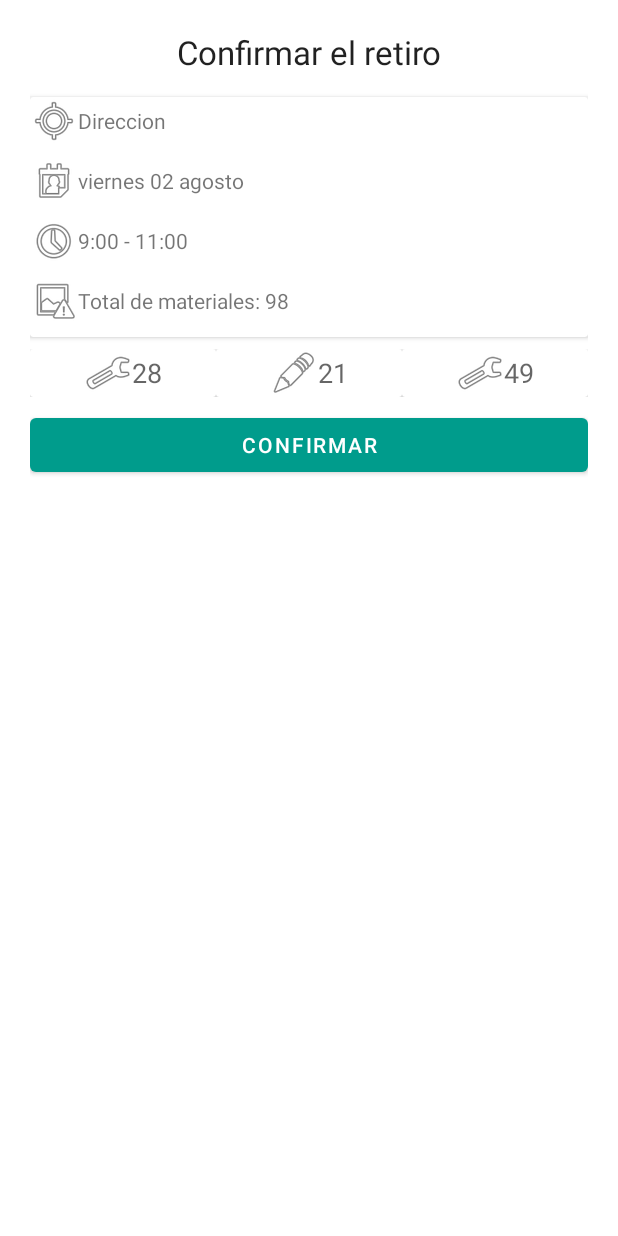
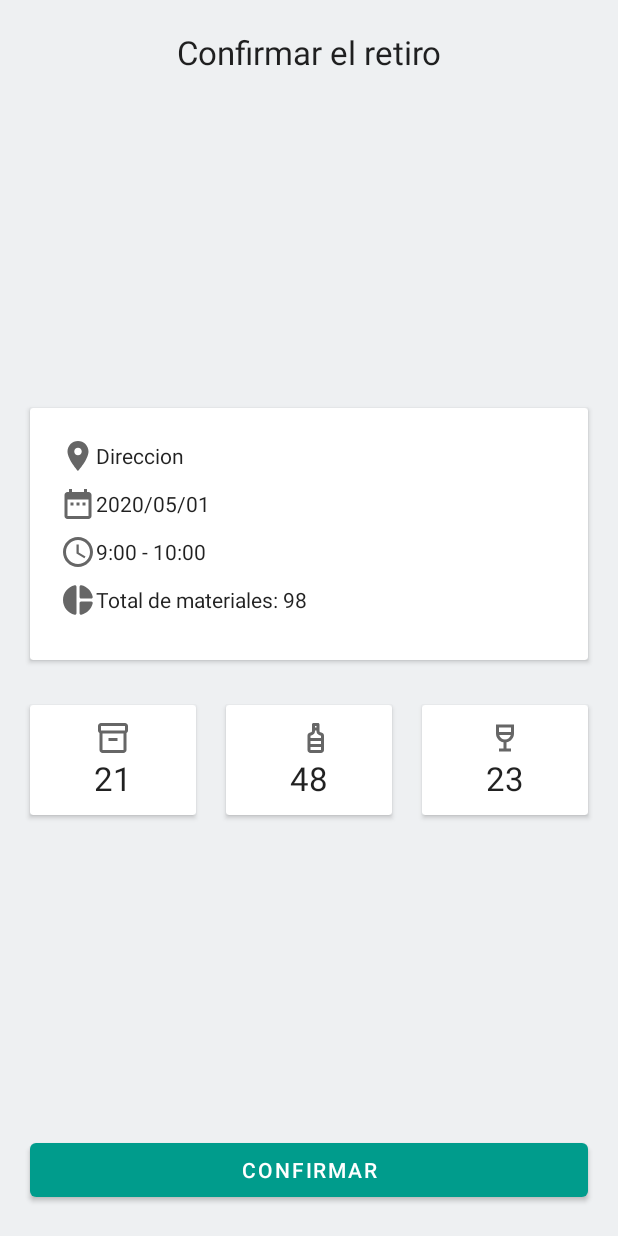
Before and after one commit to devRobots/reciclapp, an Android app: the Reciclar3Fragment screen opened through its navigation route, on a phone screen of 412 x 824 dp. Run offline under Robolectric (Android 15) with nearby library versions, the phone set to English and light mode, and no system bars.

Commit message:
Diseño de Reciclar finalizado

```diff
--- a/app/src/main/java/co/edu/uniquindio/reciclapp/ui/fragment/Reciclar3Fragment.kt
+++ b/app/src/main/java/co/edu/uniquindio/reciclapp/ui/fragment/Reciclar3Fragment.kt
@@ -1,16 +1,14 @@
 package co.edu.uniquindio.reciclapp.ui.fragment
 
+import android.content.Intent
 import android.os.Bundle
 import androidx.fragment.app.Fragment
 import android.view.LayoutInflater
 import android.view.View
 import android.view.ViewGroup
+import android.widget.Button
 import co.edu.uniquindio.reciclapp.R
-
-// TODO: Rename parameter arguments, choose names that match
-// the fragment initialization parameters, e.g. ARG_ITEM_NUMBER
-private const val ARG_PARAM1 = "param1"
-private const val ARG_PARAM2 = "param2"
+import co.edu.uniquindio.reciclapp.ui.activity.HomeActivity
 
 /**
  * A simple [Fragment] subclass.
@@ -18,43 +16,18 @@ private const val ARG_PARAM2 = "param2"
  * create an instance of this fragment.
  */
 class Reciclar3Fragment : Fragment() {
-    // TODO: Rename and change types of parameters
-    private var param1: String? = null
-    private var param2: String? = null
-
-    override fun onCreate(savedInstanceState: Bundle?) {
-        super.onCreate(savedInstanceState)
-        arguments?.let {
-            param1 = it.getString(ARG_PARAM1)
-            param2 = it.getString(ARG_PARAM2)
-        }
-    }
 
     override fun onCreateView(
         inflater: LayoutInflater, container: ViewGroup?,
         savedInstanceState: Bundle?
     ): View? {
-        // Inflate the layout for this fragment
         return inflater.inflate(R.layout.fragment_reciclar3, container, false)
     }
 
-    companion object {
-        /**
-         * Use this factory method to create a new instance of
-         * this fragment using the provided parameters.
-         *
-         * @param param1 Parameter 1.
-         * @param param2 Parameter 2.
-         * @return A new instance of fragment Reciclar3Fragment.
-         */
-        // TODO: Rename and change types and number of parameters
-        @JvmStatic
-        fun newInstance(param1: String, param2: String) =
-            Reciclar3Fragment().apply {
-                arguments = Bundle().apply {
-                    putString(ARG_PARAM1, param1)
-                    putString(ARG_PARAM2, param2)
-                }
-            }
+    override fun onViewCreated(view: View, savedInstanceState: Bundle?) {
+        val btnContinuar = view.findViewById<Button>(R.id.btnReciclar3Confirmar)
+        btnContinuar?.setOnClickListener {
+            activity?.finish()
+        }
     }
 }
--- /dev/null
+++ b/app/src/main/res/drawable/ic_baseline_access_time_24.xml
@@ -0,0 +1,13 @@
+<vector xmlns:android="http://schemas.android.com/apk/res/android"
+    android:width="24dp"
+    android:height="24dp"
+    android:viewportWidth="24"
+    android:viewportHeight="24"
+    android:tint="?attr/colorControlNormal">
+  <path
+      android:fillColor="@android:color/white"
+      android:pathData="M11.99,2C6.47,2 2,6.48 2,12s4.47,10 9.99,10C17.52,22 22,17.52 22,12S17.52,2 11.99,2zM12,20c-4.42,0 -8,-3.58 -8,-8s3.58,-8 8,-8 8,3.58 8,8 -3.58,8 -8,8z"/>
+  <path
+      android:fillColor="@android:color/white"
+      android:pathData="M12.5,7H11v6l5.25,3.15 0.75,-1.23 -4.5,-2.67z"/>
+</vector>
--- /dev/null
+++ b/app/src/main/res/drawable/ic_baseline_date_range_24.xml
@@ -0,0 +1,10 @@
+<vector xmlns:android="http://schemas.android.com/apk/res/android"
+    android:width="24dp"
+    android:height="24dp"
+    android:viewportWidth="24"
+    android:viewportHeight="24"
+    android:tint="?attr/colorControlNormal">
+  <path
+      android:fillColor="@android:color/white"
+      android:pathData="M9,11L7,11v2h2v-2zM13,11h-2v2h2v-2zM17,11h-2v2h2v-2zM19,4h-1L18,2h-2v2L8,4L8,2L6,2v2L5,4c-1.11,0 -1.99,0.9 -1.99,2L3,20c0,1.1 0.89,2 2,2h14c1.1,0 2,-0.9 2,-2L21,6c0,-1.1 -0.9,-2 -2,-2zM19,20L5,20L5,9h14v11z"/>
+</vector>
--- /dev/null
+++ b/app/src/main/res/drawable/ic_baseline_location_on_24.xml
@@ -0,0 +1,10 @@
+<vector xmlns:android="http://schemas.android.com/apk/res/android"
+    android:width="24dp"
+    android:height="24dp"
+    android:viewportWidth="24"
+    android:viewportHeight="24"
+    android:tint="?attr/colorControlNormal">
+  <path
+      android:fillColor="@android:color/white"
+      android:pathData="M12,2C8.13,2 5,5.13 5,9c0,5.25 7,13 7,13s7,-7.75 7,-13c0,-3.87 -3.13,-7 -7,-7zM12,11.5c-1.38,0 -2.5,-1.12 -2.5,-2.5s1.12,-2.5 2.5,-2.5 2.5,1.12 2.5,2.5 -1.12,2.5 -2.5,2.5z"/>
+</vector>
--- /dev/null
+++ b/app/src/main/res/drawable/ic_round_pie_chart_24.xml
@@ -0,0 +1,10 @@
+<vector xmlns:android="http://schemas.android.com/apk/res/android"
+    android:width="24dp"
+    android:height="24dp"
+    android:viewportWidth="24"
+    android:viewportHeight="24"
+    android:tint="?attr/colorControlNormal">
+  <path
+      android:fillColor="@android:color/white"
+      android:pathData="M11,3.18v17.64c0,0.64 -0.59,1.12 -1.21,0.98C5.32,20.8 2,16.79 2,12s3.32,-8.8 7.79,-9.8c0.62,-0.14 1.21,0.34 1.21,0.98zM13.03,3.18v6.81c0,0.55 0.45,1 1,1h6.79c0.64,0 1.12,-0.59 0.98,-1.22 -0.85,-3.76 -3.8,-6.72 -7.55,-7.57 -0.63,-0.14 -1.22,0.34 -1.22,0.98zM13.03,14.01v6.81c0,0.64 0.59,1.12 1.22,0.98 3.76,-0.85 6.71,-3.82 7.56,-7.58 0.14,-0.62 -0.35,-1.22 -0.98,-1.22h-6.79c-0.56,0.01 -1.01,0.46 -1.01,1.01z"/>
+</vector>
--- a/app/src/main/res/layout/fragment_reciclar3.xml
+++ b/app/src/main/res/layout/fragment_reciclar3.xml
@@ -1,128 +1,174 @@
 <?xml version="1.0" encoding="utf-8"?>
 <LinearLayout xmlns:android="http://schemas.android.com/apk/res/android"
+    xmlns:app="http://schemas.android.com/apk/res-auto"
     xmlns:tools="http://schemas.android.com/tools"
     android:layout_width="match_parent"
     android:layout_height="match_parent"
+    android:background="@color/gray"
     android:orientation="vertical"
-    android:padding="20dp"
     tools:context=".ui.fragment.Reciclar3Fragment">
 
     <TextView
         android:id="@+id/textView6"
         android:layout_width="match_parent"
         android:layout_height="wrap_content"
-        android:layout_marginBottom="15dp"
+        android:layout_margin="20dp"
         android:gravity="center"
         android:text="@string/fragment_reciclar3_titulo"
         android:textAppearance="@style/TextAppearance.AppCompat.Large" />
 
+    <LinearLayout
+        android:layout_width="match_parent"
+        android:layout_height="match_parent"
+        android:layout_weight="1"
+        android:gravity="center"
+        android:orientation="vertical">
+
         <androidx.cardview.widget.CardView
             android:layout_width="match_parent"
             android:layout_height="wrap_content"
-        android:layout_marginBottom="8dp">
+            android:layout_margin="20dp">
 
             <LinearLayout
                 android:layout_width="match_parent"
                 android:layout_height="match_parent"
-            android:orientation="vertical">
+                android:orientation="vertical"
+                android:padding="20dp">
 
                 <TextView
                     android:id="@+id/txtReciclar3Direccion"
                     android:layout_width="match_parent"
                     android:layout_height="wrap_content"
                     android:layout_marginBottom="8dp"
-                android:drawableLeft="@android:drawable/ic_menu_mylocation"
+                    android:drawableLeft="@drawable/ic_baseline_location_on_24"
                     android:gravity="left|center_vertical"
-                android:text="Direccion" />
+                    android:text="Direccion"
+                    android:textAppearance="@style/TextAppearance.AppCompat.Body1" />
 
                 <TextView
                     android:id="@+id/txtReciclar3Fecha"
                     android:layout_width="match_parent"
                     android:layout_height="wrap_content"
                     android:layout_marginBottom="8dp"
-                android:drawableLeft="@android:drawable/ic_menu_my_calendar"
+                    android:drawableLeft="@drawable/ic_baseline_date_range_24"
                     android:gravity="left|center_vertical"
-                android:text="viernes 02 agosto" />
+                    android:text="2020/05/01"
+                    android:textAppearance="@style/TextAppearance.AppCompat.Body1" />
 
                 <TextView
                     android:id="@+id/txtReciclar3Hora"
                     android:layout_width="match_parent"
                     android:layout_height="wrap_content"
                     android:layout_marginBottom="8dp"
-                android:drawableLeft="@android:drawable/ic_menu_recent_history"
+                    android:drawableLeft="@drawable/ic_baseline_access_time_24"
                     android:gravity="left|center_vertical"
-                android:text="9:00 - 11:00" />
+                    android:text="9:00 - 10:00"
+                    android:textAppearance="@style/TextAppearance.AppCompat.Body1" />
 
                 <TextView
                     android:id="@+id/txtReciclar3TotalMateriales"
                     android:layout_width="match_parent"
                     android:layout_height="wrap_content"
                     android:layout_marginBottom="8dp"
-                android:drawableLeft="@android:drawable/ic_menu_report_image"
+                    android:drawableLeft="@drawable/ic_round_pie_chart_24"
                     android:gravity="left|center_vertical"
-                android:text="Total de materiales: 98" />
+                    android:text="Total de materiales: 98"
+                    android:textAppearance="@style/TextAppearance.AppCompat.Body1" />
             </LinearLayout>
         </androidx.cardview.widget.CardView>
 
         <LinearLayout
             android:layout_width="match_parent"
             android:layout_height="wrap_content"
-        android:layout_marginBottom="8dp"
+            android:layout_marginStart="10dp"
+            android:layout_marginEnd="10dp"
+            android:baselineAligned="true"
             android:orientation="horizontal"
             android:weightSum="3">
 
             <androidx.cardview.widget.CardView
                 android:layout_width="wrap_content"
                 android:layout_height="wrap_content"
+                android:layout_margin="10dp"
                 android:layout_weight="1">
+
+                <LinearLayout
+                    android:layout_width="match_parent"
+                    android:layout_height="match_parent"
+                    android:orientation="vertical"
+                    android:padding="10dp">
 
                     <TextView
                         android:id="@+id/txtReciclar3Plastico"
-                android:layout_width="wrap_content"
+                        android:layout_width="match_parent"
                         android:layout_height="wrap_content"
                         android:layout_gravity="center"
-                android:drawableLeft="@android:drawable/ic_menu_manage"
                         android:gravity="center"
-                android:text="28"
-                android:textAppearance="@style/TextAppearance.AppCompat.Medium" />
+                        android:text="21"
+                        android:textAlignment="center"
+                        android:textAppearance="@style/TextAppearance.AppCompat.Large"
+                        app:drawableTopCompat="@drawable/ic_baseline_box_24" />
+                </LinearLayout>
+
             </androidx.cardview.widget.CardView>
 
             <androidx.cardview.widget.CardView
                 android:layout_width="wrap_content"
                 android:layout_height="wrap_content"
+                android:layout_margin="10dp"
                 android:layout_weight="1">
+
+                <LinearLayout
+                    android:layout_width="match_parent"
+                    android:layout_height="match_parent"
+                    android:orientation="vertical"
+                    android:padding="10dp">
 
                     <TextView
                         android:id="@+id/txtReciclar3Vidrio"
                         android:layout_width="wrap_content"
                         android:layout_height="wrap_content"
                         android:layout_gravity="center"
-                android:drawableLeft="@android:drawable/ic_menu_edit"
                         android:gravity="center"
-                android:text="21"
-                android:textAppearance="@style/TextAppearance.AppCompat.Medium" />
+                        android:text="48"
+                        android:textAppearance="@style/TextAppearance.AppCompat.Large"
+                        app:drawableTopCompat="@drawable/ic_baseline_bottle_24" />
+                </LinearLayout>
+
             </androidx.cardview.widget.CardView>
 
             <androidx.cardview.widget.CardView
                 android:layout_width="wrap_content"
                 android:layout_height="wrap_content"
+                android:layout_margin="10dp"
                 android:layout_weight="1">
+
+                <LinearLayout
+                    android:layout_width="match_parent"
+                    android:layout_height="match_parent"
+                    android:orientation="vertical"
+                    android:padding="10dp">
 
                     <TextView
                         android:id="@+id/txtReciclar3Carton"
                         android:layout_width="wrap_content"
                         android:layout_height="wrap_content"
                         android:layout_gravity="center"
-                android:drawableLeft="@android:drawable/ic_menu_preferences"
                         android:gravity="center"
-                android:text="49"
-                android:textAppearance="@style/TextAppearance.AppCompat.Medium" />
+                        android:text="23"
+                        android:textAppearance="@style/TextAppearance.AppCompat.Large"
+                        app:drawableTopCompat="@drawable/ic_baseline_wine_bar_24" />
+                </LinearLayout>
+
             </androidx.cardview.widget.CardView>
+        </LinearLayout>
+
     </LinearLayout>
 
     <Button
         android:id="@+id/btnReciclar3Confirmar"
         android:layout_width="match_parent"
         android:layout_height="wrap_content"
+        android:layout_margin="20dp"
         android:text="@string/fragment_reciclar3_confirmar" />
 </LinearLayout>
```
Also changed, not shown: app/src/main/java/co/edu/uniquindio/reciclapp/ui/fragment/Reciclar2Fragment.kt (+9 -2 lines), app/src/main/res/layout/fragment_reciclar1.xml (+27 -5 lines), app/src/main/res/layout/fragment_reciclar2.xml (+32 -24 lines). Lines whose indentation alone changed are shown as unchanged.
